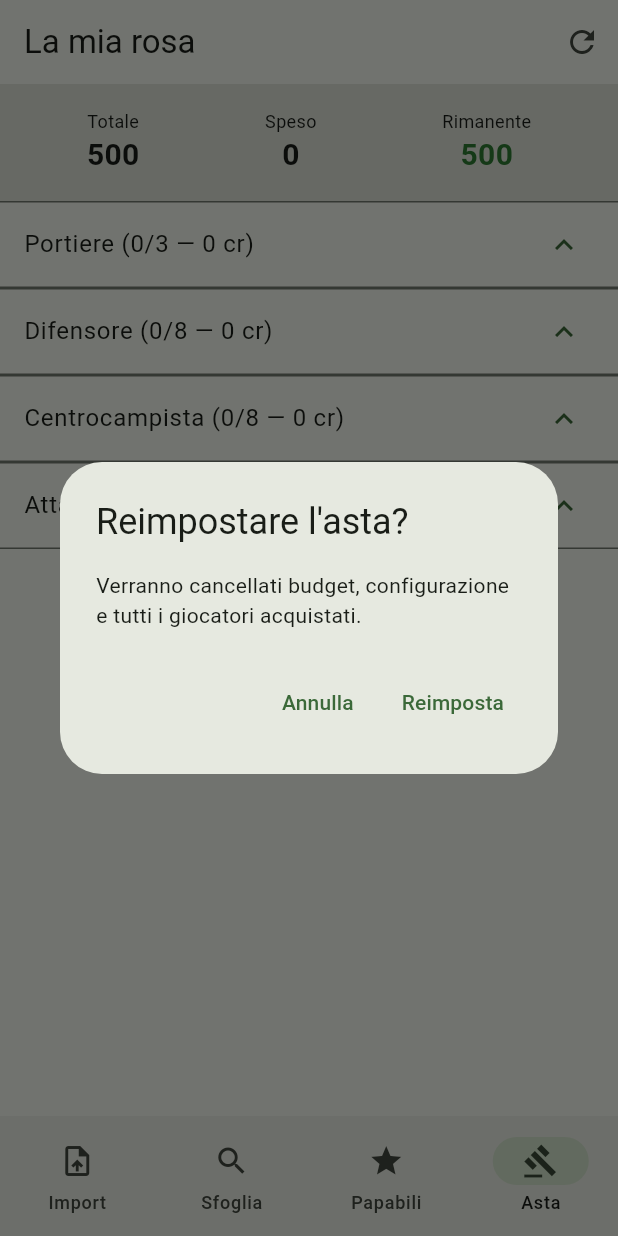
After one commit to Barbarill/Help-Fantasta, a Flutter app: the screen it shows after launch, item 4 of the bottom bar chosen, after a tap on "Inizia asta", after a tap on the "refresh" icon, on a phone screen of 412 x 824 dp. The commit adds this screen. Run offline on Flutter 3.47's test engine with Material 3 defaults, Android fonts, the phone set to English and light mode, and no system bars; our stand-ins replace file_picker, shared_preferences; missing offline and left inert: excel.

Commit message:
Aggiunge modalità Asta: setup budget, slot per reparto, rosa in tempo reale

```diff
--- a/lib/main.dart
+++ b/lib/main.dart
@@ -2,9 +2,11 @@ import 'package:flutter/material.dart';
 import 'package:provider/provider.dart';
 import 'providers/giocatori_provider.dart';
 import 'providers/papabili_provider.dart';
+import 'providers/asta_provider.dart';
 import 'screens/import_screen.dart';
 import 'screens/sfoglia_screen.dart';
 import 'screens/papabili_screen.dart';
+import 'screens/asta_screen.dart';
 
 void main() {
   runApp(const HelpFantastaApp());
@@ -22,6 +24,9 @@ class HelpFantastaApp extends StatelessWidget {
         ),
         ChangeNotifierProvider(
           create: (_) => PapabiliProvider()..carica(),
+        ),
+        ChangeNotifierProvider(
+          create: (_) => AstaProvider()..carica(),
         ),
       ],
       child: MaterialApp(
@@ -50,6 +55,7 @@ class _HomeNavigationState extends State<HomeNavigation> {
     ImportScreen(),
     SfogliaScreen(),
     PapabiliScreen(),
+    AstaScreen(),
   ];
 
   @override
@@ -63,6 +69,7 @@ class _HomeNavigationState extends State<HomeNavigation> {
           NavigationDestination(icon: Icon(Icons.upload_file), label: 'Import'),
           NavigationDestination(icon: Icon(Icons.search), label: 'Sfoglia'),
           NavigationDestination(icon: Icon(Icons.star), label: 'Papabili'),
+          NavigationDestination(icon: Icon(Icons.gavel), label: 'Asta'),
         ],
       ),
     );
--- /dev/null
+++ b/lib/models/asta.dart
@@ -0,0 +1,73 @@
+import 'giocatore.dart';
+
+class AstaConfig {
+  final double budgetTotale;
+  final int slotPortieri;
+  final int slotDifensori;
+  final int slotCentrocampisti;
+  final int slotAttaccanti;
+
+  const AstaConfig({
+    required this.budgetTotale,
+    required this.slotPortieri,
+    required this.slotDifensori,
+    required this.slotCentrocampisti,
+    required this.slotAttaccanti,
+  });
+
+  int slotPerRuolo(Ruolo ruolo) {
+    switch (ruolo) {
+      case Ruolo.portiere:
+        return slotPortieri;
+      case Ruolo.difensore:
+        return slotDifensori;
+      case Ruolo.centrocampista:
+        return slotCentrocampisti;
+      case Ruolo.attaccante:
+        return slotAttaccanti;
+    }
+  }
+
+  int get slotTotali =>
+      slotPortieri + slotDifensori + slotCentrocampisti + slotAttaccanti;
+
+  Map<String, dynamic> toJson() => {
+        'budgetTotale': budgetTotale,
+        'slotPortieri': slotPortieri,
+        'slotDifensori': slotDifensori,
+        'slotCentrocampisti': slotCentrocampisti,
+        'slotAttaccanti': slotAttaccanti,
+      };
+
+  factory AstaConfig.fromJson(Map<String, dynamic> json) => AstaConfig(
+        budgetTotale: (json['budgetTotale'] as num).toDouble(),
+        slotPortieri: json['slotPortieri'] as int,
+        slotDifensori: json['slotDifensori'] as int,
+        slotCentrocampisti: json['slotCentrocampisti'] as int,
+        slotAttaccanti: json['slotAttaccanti'] as int,
+      );
+}
+
+class Acquisto {
+  final int giocatoreId;
+  final Ruolo ruolo;
+  final double prezzo;
+
+  const Acquisto({
+    required this.giocatoreId,
+    required this.ruolo,
+    required this.prezzo,
+  });
+
+  Map<String, dynamic> toJson() => {
+        'giocatoreId': giocatoreId,
+        'ruolo': ruolo.sigla,
+        'prezzo': prezzo,
+      };
+
+  factory Acquisto.fromJson(Map<String, dynamic> json) => Acquisto(
+        giocatoreId: json['giocatoreId'] as int,
+        ruolo: RuoloExtension.fromSigla(json['ruolo'] as String),
+        prezzo: (json['prezzo'] as num).toDouble(),
+      );
+}
--- /dev/null
+++ b/lib/providers/asta_provider.dart
@@ -0,0 +1,74 @@
+import 'package:flutter/foundation.dart';
+import '../models/asta.dart';
+import '../models/giocatore.dart';
+import '../services/asta_repository.dart';
+
+class AstaProvider extends ChangeNotifier {
+  final AstaRepository _repository = AstaRepository();
+
+  AstaConfig? config;
+  List<Acquisto> acquisti = [];
+  bool caricamento = false;
+
+  double get budgetSpeso => acquisti.fold(0, (tot, a) => tot + a.prezzo);
+
+  double get budgetRimanente =>
+      (config?.budgetTotale ?? 0) - budgetSpeso;
+
+  int slotOccupati(Ruolo ruolo) =>
+      acquisti.where((a) => a.ruolo == ruolo).length;
+
+  int slotLiberi(Ruolo ruolo) {
+    if (config == null) return 0;
+    return config!.slotPerRuolo(ruolo) - slotOccupati(ruolo);
+  }
+
+  double spesoPerRuolo(Ruolo ruolo) => acquisti
+      .where((a) => a.ruolo == ruolo)
+      .fold(0, (tot, a) => tot + a.prezzo);
+
+  bool get astaConfigurata => config != null;
+
+  bool giaAcquistato(int giocatoreId) =>
+      acquisti.any((a) => a.giocatoreId == giocatoreId);
+
+  Future<void> carica() async {
+    caricamento = true;
+    notifyListeners();
+    config = await _repository.caricaConfig();
+    acquisti = await _repository.caricaAcquisti();
+    caricamento = false;
+    notifyListeners();
+  }
+
+  Future<void> impostaConfig(AstaConfig nuovaConfig) async {
+    config = nuovaConfig;
+    await _repository.salvaConfig(config);
+    notifyListeners();
+  }
+
+  Future<void> aggiungiAcquisto(Giocatore giocatore, double prezzo) async {
+    if (giaAcquistato(giocatore.id)) return;
+    acquisti.add(Acquisto(
+      giocatoreId: giocatore.id,
+      ruolo: giocatore.ruolo,
+      prezzo: prezzo,
+    ));
+    await _repository.salvaAcquisti(acquisti);
+    notifyListeners();
+  }
+
+  Future<void> rimuoviAcquisto(int giocatoreId) async {
+    acquisti.removeWhere((a) => a.giocatoreId == giocatoreId);
+    await _repository.salvaAcquisti(acquisti);
+    notifyListeners();
+  }
+
+  Future<void> reset() async {
+    config = null;
+    acquisti = [];
+    await _repository.salvaConfig(null);
+    await _repository.salvaAcquisti([]);
+    notifyListeners();
+  }
+}
--- /dev/null
+++ b/lib/screens/asta_screen.dart
@@ -0,0 +1,257 @@
+import 'package:flutter/material.dart';
+import 'package:provider/provider.dart';
+import '../models/asta.dart';
+import '../models/giocatore.dart';
+import '../providers/asta_provider.dart';
+import '../providers/giocatori_provider.dart';
+
+class AstaScreen extends StatelessWidget {
+  const AstaScreen({super.key});
+
+  @override
+  Widget build(BuildContext context) {
+    return Consumer<AstaProvider>(
+      builder: (context, astaProvider, _) {
+        if (astaProvider.caricamento) {
+          return const Center(child: CircularProgressIndicator());
+        }
+        if (!astaProvider.astaConfigurata) {
+          return const _SetupAsta();
+        }
+        return const _RosaAsta();
+      },
+    );
+  }
+}
+
+class _SetupAsta extends StatefulWidget {
+  const _SetupAsta();
+
+  @override
+  State<_SetupAsta> createState() => _SetupAstaState();
+}
+
+class _SetupAstaState extends State<_SetupAsta> {
+  final _budgetController = TextEditingController(text: '500');
+  final _portieriController = TextEditingController(text: '3');
+  final _difensoriController = TextEditingController(text: '8');
+  final _centrocampistiController = TextEditingController(text: '8');
+  final _attaccantiController = TextEditingController(text: '6');
+
+  @override
+  Widget build(BuildContext context) {
+    return Scaffold(
+      appBar: AppBar(title: const Text('Configura asta')),
+      body: Padding(
+        padding: const EdgeInsets.all(16),
+        child: ListView(
+          children: [
+            TextField(
+              controller: _budgetController,
+              keyboardType: TextInputType.number,
+              decoration: const InputDecoration(
+                labelText: 'Budget totale (fantacrediti)',
+                border: OutlineInputBorder(),
+              ),
+            ),
+            const SizedBox(height: 16),
+            const Text('Numero giocatori per reparto',
+                style: TextStyle(fontWeight: FontWeight.bold)),
+            const SizedBox(height: 8),
+            _campoSlot('Portieri', _portieriController),
+            _campoSlot('Difensori', _difensoriController),
+            _campoSlot('Centrocampisti', _centrocampistiController),
+            _campoSlot('Attaccanti', _attaccantiController),
+            const SizedBox(height: 24),
+            ElevatedButton(
+              onPressed: () => _avvia(context),
+              child: const Padding(
+                padding: EdgeInsets.symmetric(vertical: 12),
+                child: Text('Inizia asta'),
+              ),
+            ),
+          ],
+        ),
+      ),
+    );
+  }
+
+  Widget _campoSlot(String label, TextEditingController controller) {
+    return Padding(
+      padding: const EdgeInsets.only(bottom: 8),
+      child: TextField(
+        controller: controller,
+        keyboardType: TextInputType.number,
+        decoration: InputDecoration(
+          labelText: label,
+          border: const OutlineInputBorder(),
+        ),
+      ),
+    );
+  }
+
+  void _avvia(BuildContext context) {
+    final budget = double.tryParse(_budgetController.text);
+    final portieri = int.tryParse(_portieriController.text);
+    final difensori = int.tryParse(_difensoriController.text);
+    final centrocampisti = int.tryParse(_centrocampistiController.text);
+    final attaccanti = int.tryParse(_attaccantiController.text);
+
+    if ([budget, portieri, difensori, centrocampisti, attaccanti]
+        .contains(null)) {
+      ScaffoldMessenger.of(context).showSnackBar(
+        const SnackBar(content: Text('Compila tutti i campi correttamente')),
+      );
+      return;
+    }
+
+    context.read<AstaProvider>().impostaConfig(AstaConfig(
+          budgetTotale: budget!,
+          slotPortieri: portieri!,
+          slotDifensori: difensori!,
+          slotCentrocampisti: centrocampisti!,
+          slotAttaccanti: attaccanti!,
+        ));
+  }
+}
+
+class _RosaAsta extends StatelessWidget {
+  const _RosaAsta();
+
+  static const _ruoli = [
+    Ruolo.portiere,
+    Ruolo.difensore,
+    Ruolo.centrocampista,
+    Ruolo.attaccante,
+  ];
+
+  @override
+  Widget build(BuildContext context) {
+    return Consumer2<AstaProvider, GiocatoriProvider>(
+      builder: (context, astaProvider, giocatoriProvider, _) {
+        final mappaGiocatori = {
+          for (final g in giocatoriProvider.giocatori) g.id: g,
+        };
+
+        return Scaffold(
+          appBar: AppBar(
+            title: const Text('La mia rosa'),
+            actions: [
+              IconButton(
+                icon: const Icon(Icons.refresh),
+                tooltip: 'Reimposta asta',
+                onPressed: () => _confermaReset(context),
+              ),
+            ],
+          ),
+          body: Column(
+            children: [
+              _HeaderBudget(astaProvider: astaProvider),
+              Expanded(
+                child: ListView(
+                  children: _ruoli.map((ruolo) {
+                    final acquistiRuolo = astaProvider.acquisti
+                        .where((a) => a.ruolo == ruolo)
+                        .toList();
+                    return ExpansionTile(
+                      title: Text(
+                        '${ruolo.nomeCompleto} '
+                        '(${astaProvider.slotOccupati(ruolo)}/${astaProvider.config!.slotPerRuolo(ruolo)}'
+                        ' — ${astaProvider.spesoPerRuolo(ruolo).toStringAsFixed(0)} cr)',
+                      ),
+                      initiallyExpanded: true,
+                      children: acquistiRuolo.map((a) {
+                        final g = mappaGiocatori[a.giocatoreId];
+                        return ListTile(
+                          title: Text(g?.nome ?? 'Giocatore #${a.giocatoreId}'),
+                          subtitle: Text(g?.squadra ?? ''),
+                          trailing: Row(
+                            mainAxisSize: MainAxisSize.min,
+                            children: [
+                              Text('${a.prezzo.toStringAsFixed(0)} cr'),
+                              IconButton(
+                                icon: const Icon(Icons.close, size: 18),
+                                onPressed: () => astaProvider
+                                    .rimuoviAcquisto(a.giocatoreId),
+                              ),
+                            ],
+                          ),
+                        );
+                      }).toList(),
+                    );
+                  }).toList(),
+                ),
+              ),
+            ],
+          ),
+        );
+      },
+    );
+  }
+
+  void _confermaReset(BuildContext context) {
+    showDialog(
+      context: context,
+      builder: (ctx) => AlertDialog(
+        title: const Text('Reimpostare l\'asta?'),
+        content: const Text(
+          'Verranno cancellati budget, configurazione e tutti i giocatori acquistati.',
+        ),
+        actions: [
+          TextButton(
+            onPressed: () => Navigator.pop(ctx),
+            child: const Text('Annulla'),
+          ),
+          TextButton(
+            onPressed: () {
+              context.read<AstaProvider>().reset();
+              Navigator.pop(ctx);
+            },
+            child: const Text('Reimposta'),
+          ),
+        ],
+      ),
+    );
+  }
+}
+
+class _HeaderBudget extends StatelessWidget {
+  final AstaProvider astaProvider;
+  const _HeaderBudget({required this.astaProvider});
+
+  @override
+  Widget build(BuildContext context) {
+    final rimanente = astaProvider.budgetRimanente;
+    final colore = rimanente < 0 ? Colors.red : Colors.green.shade800;
+
+    return Container(
+      width: double.infinity,
+      padding: const EdgeInsets.all(16),
+      color: Theme.of(context).colorScheme.surfaceContainerHighest,
+      child: Row(
+        mainAxisAlignment: MainAxisAlignment.spaceAround,
+        children: [
+          _statBudget('Totale', astaProvider.config!.budgetTotale),
+          _statBudget('Speso', astaProvider.budgetSpeso),
+          _statBudget('Rimanente', rimanente, colore: colore),
+        ],
+      ),
+    );
+  }
+
+  Widget _statBudget(String label, double valore, {Color? colore}) {
+    return Column(
+      children: [
+        Text(label, style: const TextStyle(fontSize: 12)),
+        Text(
+          valore.toStringAsFixed(0),
+          style: TextStyle(
+            fontSize: 20,
+            fontWeight: FontWeight.bold,
+            color: colore,
+          ),
+        ),
+      ],
+    );
+  }
+}
--- /dev/null
+++ b/lib/services/asta_repository.dart
@@ -0,0 +1,40 @@
+import 'dart:convert';
+import 'package:shared_preferences/shared_preferences.dart';
+import '../models/asta.dart';
+
+class AstaRepository {
+  static const _chiaveConfig = 'asta_config';
+  static const _chiaveAcquisti = 'asta_acquisti';
+
+  Future<void> salvaConfig(AstaConfig? config) async {
+    final prefs = await SharedPreferences.getInstance();
+    if (config == null) {
+      await prefs.remove(_chiaveConfig);
+    } else {
+      await prefs.setString(_chiaveConfig, jsonEncode(config.toJson()));
+    }
+  }
+
+  Future<AstaConfig?> caricaConfig() async {
+    final prefs = await SharedPreferences.getInstance();
+    final content = prefs.getString(_chiaveConfig);
+    if (content == null || content.trim().isEmpty) return null;
+    return AstaConfig.fromJson(jsonDecode(content) as Map<String, dynamic>);
+  }
+
+  Future<void> salvaAcquisti(List<Acquisto> acquisti) async {
+    final prefs = await SharedPreferences.getInstance();
+    final jsonList = acquisti.map((a) => a.toJson()).toList();
+    await prefs.setString(_chiaveAcquisti, jsonEncode(jsonList));
+  }
+
+  Future<List<Acquisto>> caricaAcquisti() async {
+    final prefs = await SharedPreferences.getInstance();
+    final content = prefs.getString(_chiaveAcquisti);
+    if (content == null || content.trim().isEmpty) return [];
+    final jsonList = jsonDecode(content) as List;
+    return jsonList
+        .map((j) => Acquisto.fromJson(j as Map<String, dynamic>))
+        .toList();
+  }
+}
```
